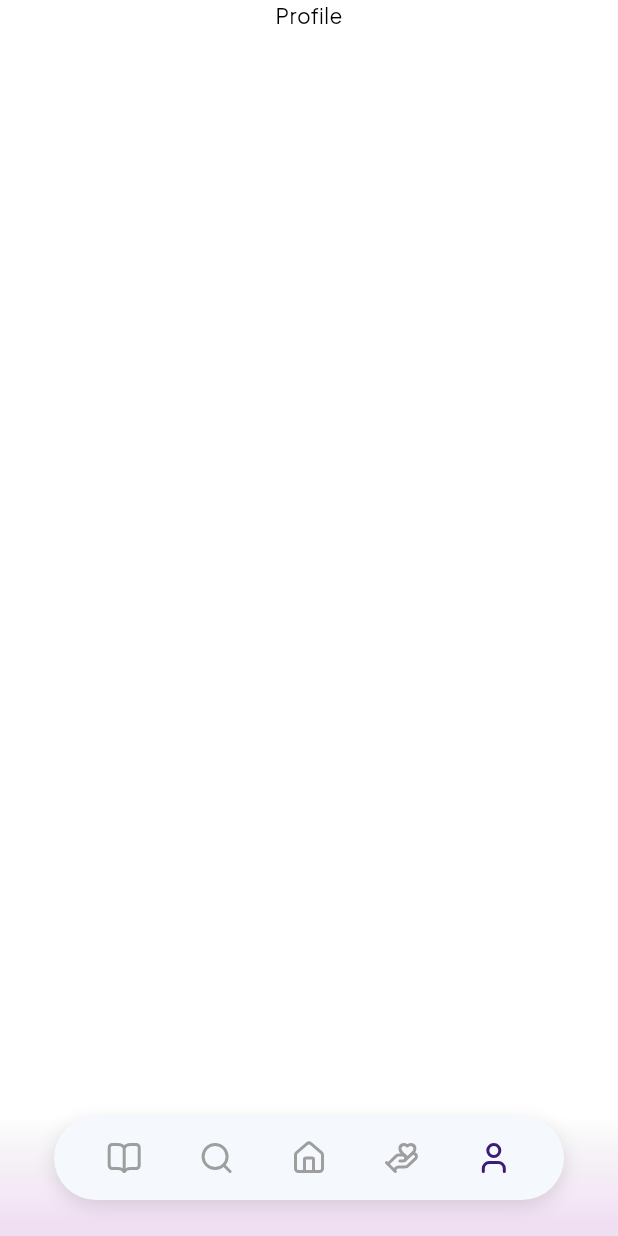
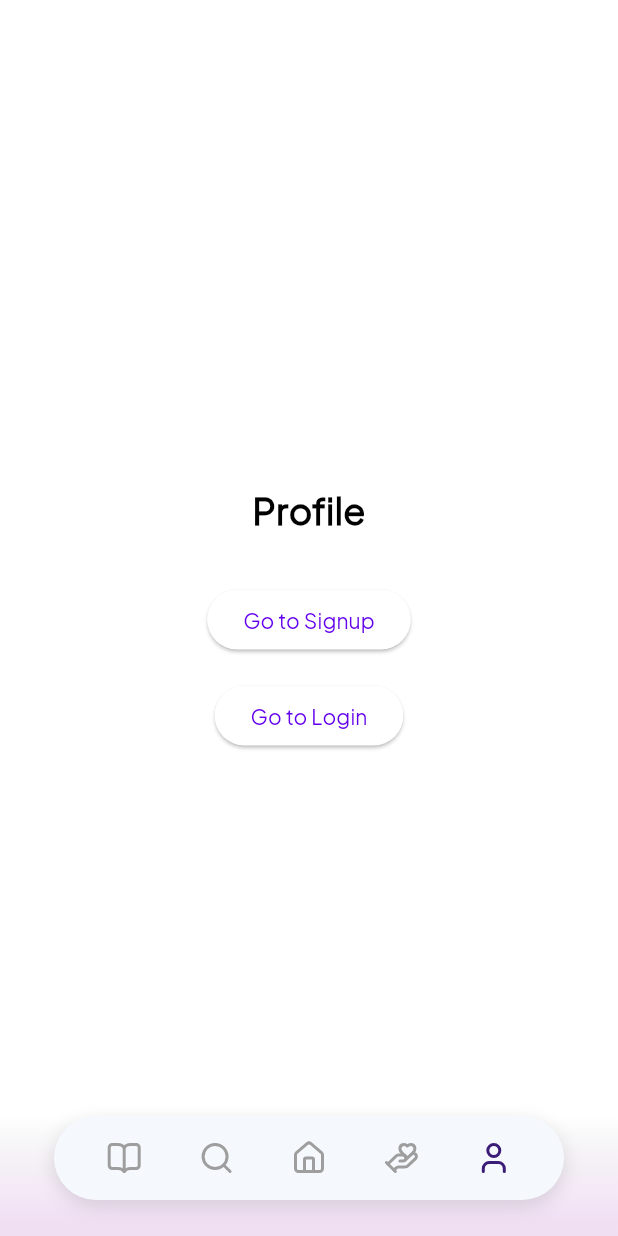
Before and after one commit to williamu04/InQuran, a Flutter app: the screen it shows after launch, item 5 of the bottom bar chosen, on a phone screen of 412 x 824 dp. Run offline on Flutter 3.47's test engine with Material 3 defaults, Android fonts, the phone set to English and light mode, and no system bars; our stand-ins replace drift, go_router, lucide_icons_flutter, share_plus, sqlite3_flutter_libs; missing offline and left inert: sqlite3; accounts and stored records are empty; generated files the repository leaves out were written again.

Commit message:
add login signup button

```diff
--- a/lib/main.dart
+++ b/lib/main.dart
@@ -71,9 +71,11 @@ class MainScaffold extends StatelessWidget {
         body: Stack(
           children: [
             _buildMainContent(topPadding),
-            if (currentRoute.isHasBar) _buildTopBar(),
-            _buildWhiteGradientOverlay(),
-            _buildPurpleGradientOverlay(),
+            if (currentRoute.isHasBar) ...[
+              _buildTopBar(),
+              _buildWhiteGradientOverlay(),
+              _buildPurpleGradientOverlay(),
+            ],
           ],
         ),
         bottomNavigationBar: currentRoute.isHasBar
--- a/lib/screens/profile.dart
+++ b/lib/screens/profile.dart
@@ -1,4 +1,5 @@
 import 'package:flutter/material.dart';
+import 'package:go_router/go_router.dart';
 
 class ProfileScreen extends StatelessWidget {
   const ProfileScreen({super.key});
@@ -8,13 +9,29 @@ class ProfileScreen extends StatelessWidget {
     return Container(
       width: double.infinity,
       height: double.infinity,
-      child : Column(
+      padding: const EdgeInsets.all(24.0),
+      child: Column(
+        mainAxisAlignment: MainAxisAlignment.center,
         children: [
-          Center(
-            child: Text("Profile")
-          )
+          const Text(
+            "Profile",
+            style: TextStyle(fontSize: 24, fontWeight: FontWeight.bold),
+          ),
+          const SizedBox(height: 32),
+          ElevatedButton(
+            onPressed: () {
+              context.go('/signup');
+            },
+            child: const Text('Go to Signup'),
+          ),
+          const SizedBox(height: 16),
+          ElevatedButton(
+            onPressed: () {
+              context.go('/login');
+            },
+            child: const Text('Go to Login'),
+          ),
         ],
-
       ),
     );
   }
```
